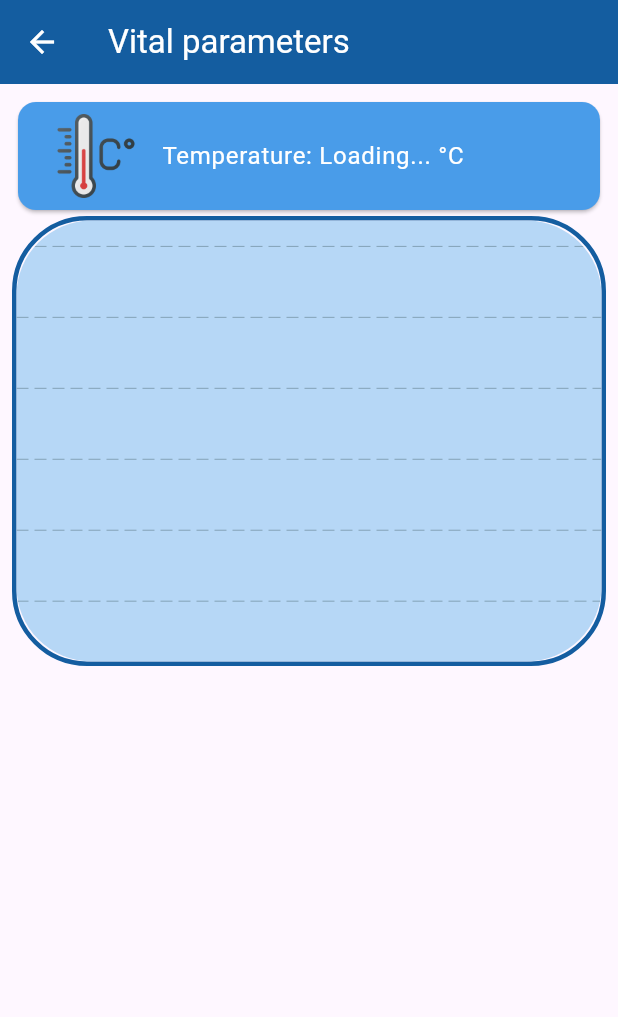
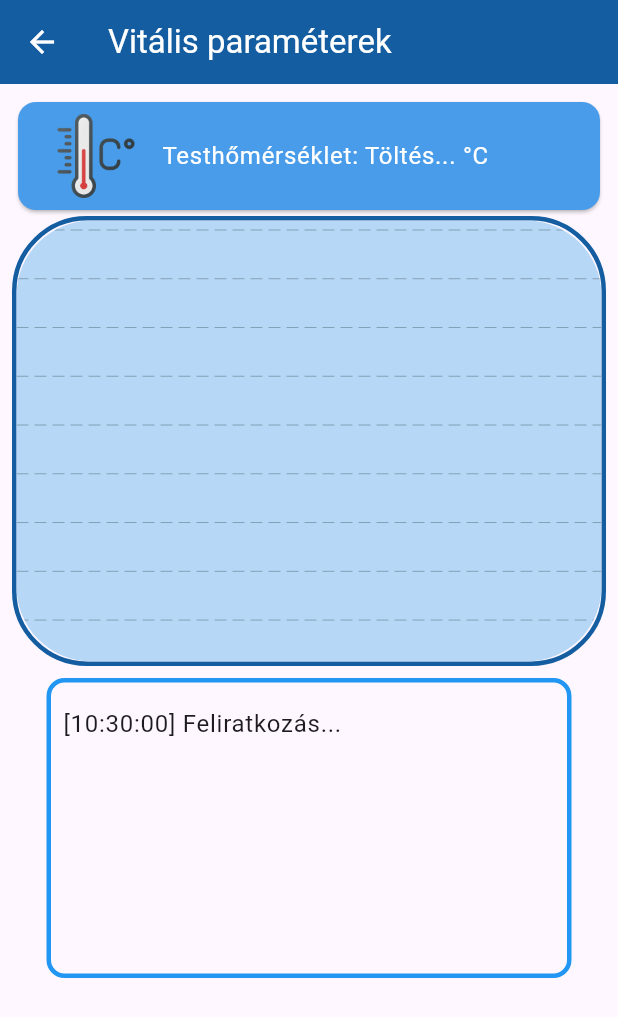
Before and after one commit to brokenhun666/ble_appwdata, a Flutter app: the HomePage screen opened directly with empty values, on a phone screen of 412 x 824 dp. Shown: the top 1017 px of the screen. Run offline on Flutter 3.47's test engine with Material 3 defaults, Android fonts, the phone set to English and light mode, and no system bars; drawn by our look-alikes of fl_chart; our stand-ins replace permission_handler; missing offline and left inert: flutter_reactive_ble.

Commit message:
added console messages

```diff
--- a/lib/main.dart
+++ b/lib/main.dart
@@ -5,6 +5,7 @@ import 'package:flutter/material.dart';
 import 'package:flutter/services.dart';
 import 'package:flutter_reactive_ble/flutter_reactive_ble.dart';
 import 'package:permission_handler/permission_handler.dart';
+import 'package:intl/intl.dart';
 
 void main() {
   return runApp(MaterialApp(
@@ -51,9 +52,9 @@ class _BLEDevicesScreenState extends State<BLEDevicesScreen> {
       showDialog(
         context: context,
         builder: (BuildContext context) => AlertDialog(
-          title: const Text('Location Permission'),
+          title: const Text('Helyzetmeghatározás engedélykérés'),
           content: const Text(
-              'This app needs location permission to scan for BLE devices.'),
+              'Ennek az alkalmazásnak szüksége van erre az engedélyre, hogy BLE eszközöket scan-eljen.'),
           actions: <Widget>[
             TextButton(
               child: const Text('OK'),
@@ -69,7 +70,7 @@ class _BLEDevicesScreenState extends State<BLEDevicesScreen> {
   Widget build(BuildContext context) {
     return Scaffold(
       appBar: AppBar(
-        title: const Text('BLE Devices'),
+        title: const Text('BLE Eszközök'),
         backgroundColor: const Color(0xFF145DA0),
         foregroundColor: Colors.white,
         actions: <Widget>[
@@ -91,7 +92,7 @@ class _BLEDevicesScreenState extends State<BLEDevicesScreen> {
             child: ListTile(
               title: Text(
                   devices[index].name.isEmpty
-                      ? 'Unknown name'
+                      ? 'Ismeretlen név'
                       : devices[index].name,
                   style: TextStyle(
                       fontSize: 16,
@@ -169,8 +170,8 @@ class _DynamicLineChartState extends State<DynamicLineChart> {
                     color: Colors.red,
                     dotData: FlDotData(show: false)),
               ],
-              minY: -1570000,
-              maxY: -327000,
+              minY: -2424829,
+              maxY: 2097154,
               minX: 0,
               maxX: 120,
               clipData: const FlClipData.none(),
@@ -206,9 +207,10 @@ class HomePage extends StatefulWidget {
 
 class _HomePageState extends State<HomePage> {
   final DynamicLineChart dynamicLineChart = DynamicLineChart();
+  List<String> messages = [];
 
-  String tempData = 'Loading...';
-  String spoData = 'Loading...';
+  String tempData = 'Töltés...';
+  String spoData = 'Töltés...';
   double ecgData = 0;
 
   final flutterReactiveBle = FlutterReactiveBle();
@@ -221,17 +223,30 @@ class _HomePageState extends State<HomePage> {
   final ecgCharacteristicUuid =
       Uuid.parse('123e4567-e89b-12d3-a456-426614174001');
 
+  void consoleMessage(String message) {
+    setState(() {
+      String timestamp = DateFormat('HH:mm:ss').format(DateTime.now());
+      messages.add('[$timestamp] $message');
+      print('Message added: [$timestamp] $message');
+    });
+  }
+
   void connectAndSubscribe() {
+    consoleMessage("Kapcsolódás ehhez: ${widget.deviceId}");
     flutterReactiveBle
         .connectToDevice(
       id: widget.deviceId,
-      connectionTimeout: const Duration(seconds: 35),
+      //connectionTimeout: const Duration(seconds: 35),
     )
         .listen((connectionState) {
+
+        consoleMessage(connectionState.toString());
       if (connectionState.toString() == "connected") {
+        consoleMessage("Kapcsolat létrejött");
+        consoleMessage(connectionState.toString());
         subscribeToCharacteristic();
       } else if (connectionState.toString() == "disconnected") {
-        // TODO
+        consoleMessage('Kapcsolat bontva');
       }
     }, onError: (Object error) {
       // TODO
@@ -239,6 +254,7 @@ class _HomePageState extends State<HomePage> {
   }
 
   void subscribeToCharacteristic() {
+    consoleMessage("Feliratkozás...");
     final tempCharacteristic = QualifiedCharacteristic(
         characteristicId: tempCharacteristicUuid,
         serviceId: tempServiceUuid,
@@ -277,13 +293,14 @@ class _HomePageState extends State<HomePage> {
   void initState() {
     super.initState();
     subscribeToCharacteristic();
+    //connectAndSubscribe();
   }
 
   @override
   Widget build(BuildContext context) {
     return Scaffold(
       appBar: AppBar(
-        title: const Text('Vital parameters'),
+        title: const Text('Vitális paraméterek'),
         backgroundColor: const Color(0xFF145DA0),
         foregroundColor: Colors.white,
       ),
@@ -299,7 +316,7 @@ class _HomePageState extends State<HomePage> {
                   child: ListTile(
                     leading: Image.asset('assets/images/thermometer.png'),
                     title: Text(
-                      'Temperature: $tempData °C',
+                      'Testhőmérséklet: $tempData °C',
                       style: TextStyle(color: Colors.white, fontSize: 16),
                     ),
                   ),
@@ -323,6 +340,42 @@ class _HomePageState extends State<HomePage> {
                 width: 400,
                 child: dynamicLineChart,
               ),
+              Padding(
+                padding: EdgeInsets.all(8.0),
+                child: Container(
+                  width: 350,
+                  height: 200,
+                  decoration: BoxDecoration(
+                    border: Border.all(
+                      color: Colors.blue,
+                      width: 3,
+                    ),
+                    borderRadius: BorderRadius.circular(12),
+                  ),
+                  child: Padding(
+                    padding: EdgeInsets.all(8.0),
+                    child: Column(
+                      children: <Widget>[
+                        Expanded(
+                          child: ListView.builder(
+                            itemCount: messages.length,
+                            itemBuilder: (context, index) {
+                              return ListTile(
+                                title: Text(
+                                  messages[index],
+                                  style: TextStyle(fontSize: 16),
+                                ),
+                                contentPadding: EdgeInsets.all(0),
+                                visualDensity: VisualDensity(vertical: -4),
+                              );
+                            },
+                          ),
+                        ),
+                      ],
+                    ),
+                  ),
+                ),
+              ),
             ],
           ),
         ),
--- a/pubspec.yaml
+++ b/pubspec.yaml
@@ -38,6 +38,7 @@ dependencies:
   flutter_reactive_ble: ^5.3.1
   permission_handler: ^11.3.0
   fl_chart: ^0.67.0
+  intl: ^0.19.0
 
 dev_dependencies:
   flutter_test:
```
Also changed, not shown: pubspec.lock.
